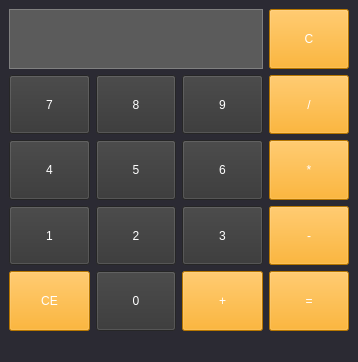
First picture: the form in Calculator/mainwindow.ui, repository SodiumN1trate/Qt_calculator, before the edit.
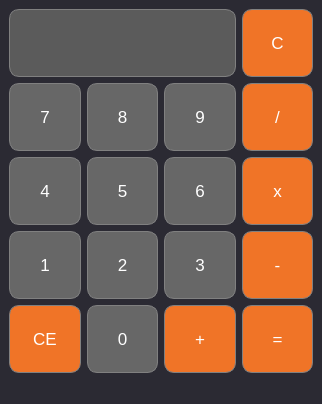
Second picture: the form after the edit.

Patch:
```diff
--- a/Calculator/mainwindow.ui
+++ b/Calculator/mainwindow.ui
@@ -6,8 +6,8 @@
    <rect>
     <x>0</x>
     <y>0</y>
-    <width>358</width>
-    <height>362</height>
+    <width>322</width>
+    <height>404</height>
    </rect>
   </property>
   <property name="windowTitle">
@@ -33,9 +33,11 @@
          </sizepolicy>
         </property>
         <property name="styleSheet">
-         <string notr="true">background-color:  #353535;
-color: white;
-</string>
+         <string notr="true">border:  1px solid gray;
+background-color:  #676767;
+color:  white;
+border-radius: 10px;
+font-size: 17px;</string>
         </property>
         <property name="text">
          <string>2</string>
@@ -51,9 +53,11 @@
          </sizepolicy>
         </property>
         <property name="styleSheet">
-         <string notr="true">background-color:  #353535;
-color: white;
-</string>
+         <string notr="true">border:  1px solid gray;
+background-color:  #676767;
+color:  white;
+border-radius: 10px;
+font-size: 17px;</string>
         </property>
         <property name="text">
          <string>0</string>
@@ -69,9 +73,11 @@
          </sizepolicy>
         </property>
         <property name="styleSheet">
-         <string notr="true">background-color:  #353535;
-color: white;
-</string>
+         <string notr="true">border:  1px solid gray;
+background-color:  #676767;
+color:  white;
+border-radius: 10px;
+font-size: 17px;</string>
         </property>
         <property name="text">
          <string>7</string>
@@ -87,9 +93,11 @@
          </sizepolicy>
         </property>
         <property name="styleSheet">
-         <string notr="true">background-color:  #353535;
-color: white;
-</string>
+         <string notr="true">border:  1px solid gray;
+background-color:  #676767;
+color:  white;
+border-radius: 10px;
+font-size: 17px;</string>
         </property>
         <property name="text">
          <string>1</string>
@@ -105,8 +113,11 @@
          </sizepolicy>
         </property>
         <property name="styleSheet">
-         <string notr="true">background-color:  orange;
-color: white;</string>
+         <string notr="true">border:  1px solid gray;
+background-color:  #F07427;
+color:  white;
+border-radius: 10px;
+font-size: 17px;</string>
         </property>
         <property name="text">
          <string>=</string>
@@ -122,9 +133,11 @@
          </sizepolicy>
         </property>
         <property name="styleSheet">
-         <string notr="true">background-color:  #353535;
-color: white;
-</string>
+         <string notr="true">border:  1px solid gray;
+background-color:  #676767;
+color:  white;
+border-radius: 10px;
+font-size: 17px;</string>
         </property>
         <property name="text">
          <string>5</string>
@@ -140,8 +153,11 @@
          </sizepolicy>
         </property>
         <property name="styleSheet">
-         <string notr="true">background-color:  orange;
-color: white;</string>
+         <string notr="true">border:  1px solid gray;
+background-color:  #F07427;
+color:  white;
+border-radius: 10px;
+font-size: 17px;</string>
         </property>
         <property name="text">
          <string>+</string>
@@ -157,8 +173,11 @@
          </sizepolicy>
         </property>
         <property name="styleSheet">
-         <string notr="true">background-color:  orange;
-color: white;</string>
+         <string notr="true">border:  1px solid gray;
+background-color:  #F07427;
+color:  white;
+border-radius: 10px;
+font-size: 17px;</string>
         </property>
         <property name="text">
          <string>/</string>
@@ -174,9 +193,11 @@
          </sizepolicy>
         </property>
         <property name="styleSheet">
-         <string notr="true">background-color:  #353535;
-color: white;
-</string>
+         <string notr="true">border:  1px solid gray;
+background-color:  #676767;
+color:  white;
+border-radius: 10px;
+font-size: 17px;</string>
         </property>
         <property name="text">
          <string>9</string>
@@ -192,9 +213,11 @@
          </sizepolicy>
         </property>
         <property name="styleSheet">
-         <string notr="true">background-color:  #353535;
-color: white;
-</string>
+         <string notr="true">border:  1px solid gray;
+background-color:  #676767;
+color:  white;
+border-radius: 10px;
+font-size: 17px;</string>
         </property>
         <property name="text">
          <string>8</string>
@@ -210,8 +233,11 @@
          </sizepolicy>
         </property>
         <property name="styleSheet">
-         <string notr="true">background-color:  orange;
-color: white;</string>
+         <string notr="true">border:  1px solid gray;
+background-color:  #F07427;
+color:  white;
+border-radius: 10px;
+font-size: 17px;</string>
         </property>
         <property name="text">
          <string>CE</string>
@@ -227,9 +253,11 @@
          </sizepolicy>
         </property>
         <property name="styleSheet">
-         <string notr="true">background-color:  #353535;
-color: white;
-</string>
+         <string notr="true">border:  1px solid gray;
+background-color:  #676767;
+color:  white;
+border-radius: 10px;
+font-size: 17px;</string>
         </property>
         <property name="text">
          <string>4</string>
@@ -245,9 +273,11 @@
          </sizepolicy>
         </property>
         <property name="styleSheet">
-         <string notr="true">background-color:  #353535;
-color: white;
-</string>
+         <string notr="true">border:  1px solid gray;
+background-color:  #676767;
+color:  white;
+border-radius: 10px;
+font-size: 17px;</string>
         </property>
         <property name="text">
          <string>6</string>
@@ -263,9 +293,11 @@
          </sizepolicy>
         </property>
         <property name="styleSheet">
-         <string notr="true">background-color:  #353535;
-color: white;
-</string>
+         <string notr="true">border:  1px solid gray;
+background-color:  #676767;
+color:  white;
+border-radius: 10px;
+font-size: 17px;</string>
         </property>
         <property name="text">
          <string>3</string>
@@ -281,11 +313,14 @@
          </sizepolicy>
         </property>
         <property name="styleSheet">
-         <string notr="true">background-color:  orange;
-color: white;</string>
+         <string notr="true">border:  1px solid gray;
+background-color:  #F07427;
+color:  white;
+border-radius: 10px;
+font-size: 17px;</string>
         </property>
         <property name="text">
-         <string>*</string>
+         <string>x</string>
         </property>
        </widget>
       </item>
@@ -298,8 +333,11 @@
          </sizepolicy>
         </property>
         <property name="styleSheet">
-         <string notr="true">background-color:  orange;
-color: white;</string>
+         <string notr="true">border:  1px solid gray;
+background-color:  #F07427;
+color:  white;
+border-radius: 10px;
+font-size: 17px;</string>
         </property>
         <property name="text">
          <string>-</string>
@@ -321,9 +359,12 @@
          </size>
         </property>
         <property name="styleSheet">
-         <string notr="true">border: 1px solid gray;
-background-color: #5B5B5B;
-color: white;</string>
+         <string notr="true">border:  1px solid gray;
+background-color:  #5B5B5B;
+color:  white;
+border-radius: 10px;
+font-size: 20px;
+</string>
         </property>
         <property name="text">
          <string/>
@@ -345,8 +386,11 @@
          </size>
         </property>
         <property name="styleSheet">
-         <string notr="true">background-color:  orange;
-color: white;</string>
+         <string notr="true">border:  1px solid gray;
+background-color:  #F07427;
+color:  white;
+border-radius: 10px;
+font-size: 17px;</string>
         </property>
         <property name="text">
          <string>C</string>
```
Left out of the diff: 4 changed lines with no effect on the pictures.
